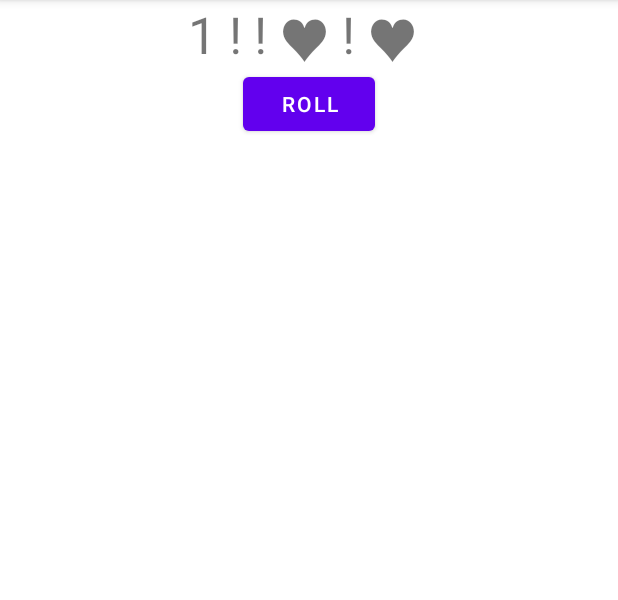
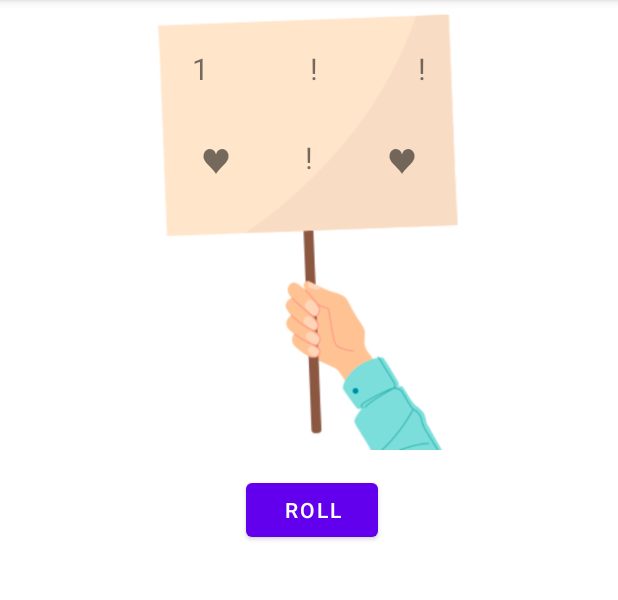
Before and after one commit to VictorTruong18/KingOfElysee, an Android app: the GameDice screen opened through its navigation route, after a tap on "ROLL", on a phone screen of 412 x 824 dp, the part 84-684 px from its top. Run offline under Robolectric (Android 15) with nearby library versions, the phone set to English and light mode, and no system bars.

Commit message:
update layout

```diff
--- a/app/src/main/res/layout/fragment_game_dice.xml
+++ b/app/src/main/res/layout/fragment_game_dice.xml
@@ -13,69 +13,93 @@
         android:id="@+id/firstDiceTextView"
         android:layout_width="wrap_content"
         android:layout_height="wrap_content"
-        android:layout_marginStart="125dp"
-        android:textSize="34sp"
-        app:layout_constraintStart_toStartOf="parent"
-        app:layout_constraintTop_toTopOf="parent"
+        android:layout_marginStart="72dp"
+        android:layout_marginTop="32dp"
+        android:textAlignment="center"
+        android:textSize="20sp"
+        app:layout_constraintStart_toStartOf="@+id/imageView2"
+        app:layout_constraintTop_toTopOf="@+id/imageView2"
         tools:text="1" />
 
     <TextView
         android:id="@+id/secondDiceTextView"
         android:layout_width="wrap_content"
         android:layout_height="wrap_content"
-        android:layout_marginStart="8dp"
-        android:textSize="34sp"
+        android:layout_marginTop="32dp"
+        android:textAlignment="center"
+        android:textSize="20sp"
+        app:layout_constraintEnd_toStartOf="@+id/thirdDiceTextView"
         app:layout_constraintStart_toEndOf="@+id/firstDiceTextView"
-        app:layout_constraintTop_toTopOf="parent"
+        app:layout_constraintTop_toTopOf="@+id/imageView2"
         tools:text="1" />
 
     <TextView
         android:id="@+id/thirdDiceTextView"
         android:layout_width="wrap_content"
         android:layout_height="wrap_content"
-        android:layout_marginStart="8dp"
-        android:textSize="34sp"
-        app:layout_constraintStart_toEndOf="@+id/secondDiceTextView"
-        app:layout_constraintTop_toTopOf="parent"
+        android:layout_marginTop="32dp"
+        android:layout_marginEnd="72dp"
+        android:textAlignment="center"
+        android:textSize="20sp"
+        app:layout_constraintEnd_toEndOf="@+id/imageView2"
+        app:layout_constraintTop_toTopOf="@+id/imageView2"
         tools:text="1" />
 
     <TextView
         android:id="@+id/fourthDiceTextView"
         android:layout_width="wrap_content"
         android:layout_height="wrap_content"
-        android:layout_marginStart="8dp"
-        android:textSize="34sp"
-        app:layout_constraintStart_toEndOf="@+id/thirdDiceTextView"
-        app:layout_constraintTop_toTopOf="parent"
+        android:layout_marginStart="78dp"
+        android:layout_marginTop="32dp"
+        android:textAlignment="center"
+        android:textSize="20sp"
+        app:layout_constraintStart_toStartOf="@+id/imageView2"
+        app:layout_constraintTop_toBottomOf="@+id/firstDiceTextView"
         tools:text="1" />
 
     <TextView
         android:id="@+id/fifthDiceTextView"
         android:layout_width="wrap_content"
         android:layout_height="wrap_content"
-        android:layout_marginStart="8dp"
-        android:textSize="34sp"
+        android:layout_marginTop="32dp"
+        android:textAlignment="center"
+        android:textSize="20sp"
+        app:layout_constraintEnd_toStartOf="@+id/sixthDiceTextView"
         app:layout_constraintStart_toEndOf="@+id/fourthDiceTextView"
-        app:layout_constraintTop_toTopOf="parent"
+        app:layout_constraintTop_toBottomOf="@+id/secondDiceTextView"
         tools:text="1" />
 
     <TextView
         android:id="@+id/sixthDiceTextView"
         android:layout_width="wrap_content"
         android:layout_height="wrap_content"
-        android:layout_marginStart="8dp"
-        android:textSize="34sp"
-        app:layout_constraintStart_toEndOf="@+id/fifthDiceTextView"
-        app:layout_constraintTop_toTopOf="parent"
+        android:layout_marginTop="32dp"
+        android:layout_marginEnd="78dp"
+        android:textAlignment="center"
+        android:textSize="20sp"
+        app:layout_constraintEnd_toEndOf="@+id/imageView2"
+        app:layout_constraintTop_toBottomOf="@+id/thirdDiceTextView"
         tools:text="1" />
 
     <Button
         android:id="@+id/rollButton"
         android:layout_width="wrap_content"
         android:layout_height="wrap_content"
+        android:layout_marginTop="16dp"
         android:text="Roll"
         app:layout_constraintEnd_toEndOf="parent"
+        app:layout_constraintHorizontal_bias="0.507"
         app:layout_constraintStart_toStartOf="parent"
-        app:layout_constraintTop_toBottomOf="@+id/firstDiceTextView" />
+        app:layout_constraintTop_toBottomOf="@+id/imageView2" />
+
+    <ImageView
+        android:id="@+id/imageView2"
+        android:layout_width="300dp"
+        android:layout_height="300dp"
+        android:src="@drawable/dice"
+        android:translationZ="-1dp"
+        app:layout_constraintEnd_toEndOf="parent"
+        app:layout_constraintStart_toStartOf="parent"
+        app:layout_constraintTop_toTopOf="parent" />
 
 </androidx.constraintlayout.widget.ConstraintLayout>
```
Also changed, not shown: app/src/main/res/drawable-v24/dice.png (added).
